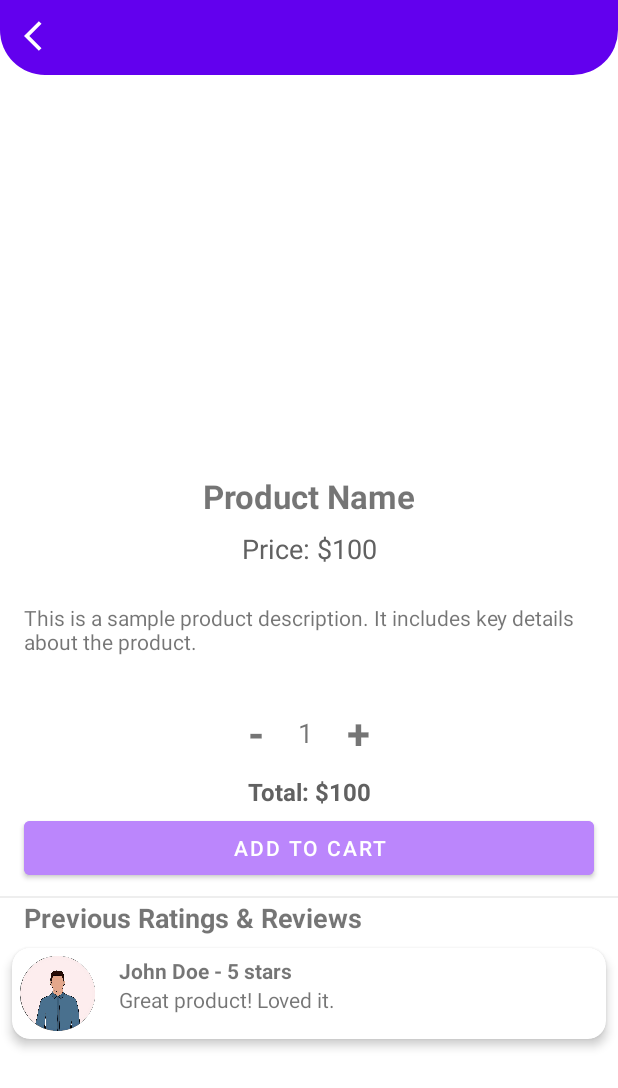
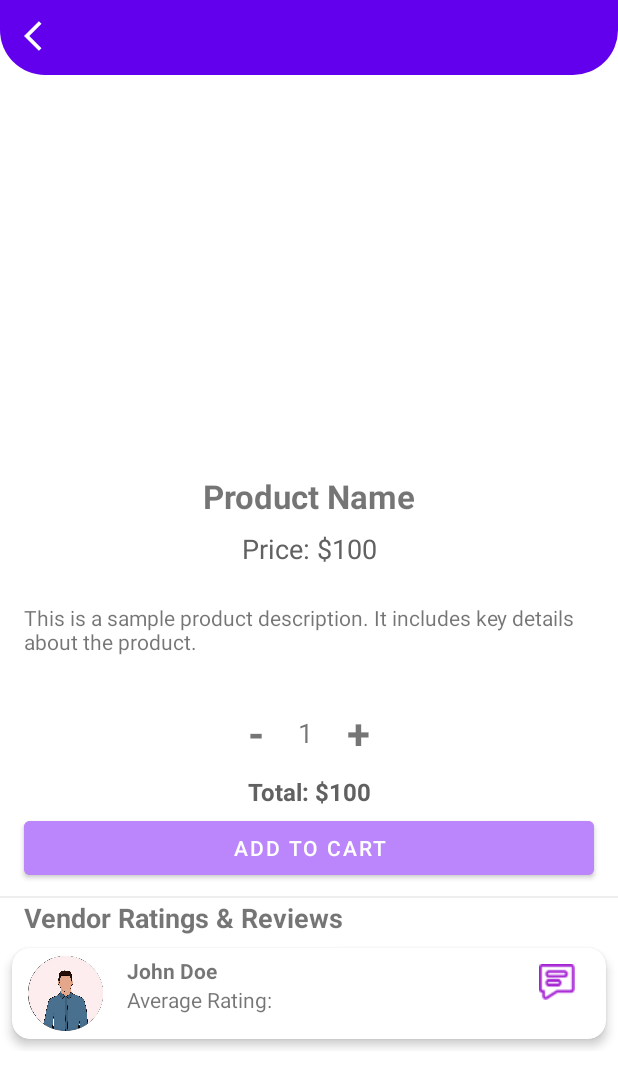
Before and after one commit to AbishekPerera/EAD_online_shop, an Android app: the ViewItemActivity screen opened directly, with no data from a screen before it, on a phone screen of 412 x 824 dp. Shown: the top 1088 px of the screen. Run offline under Robolectric (Android 15) with nearby library versions, the phone set to English and light mode, and no system bars; pictures from the network do not load.

Commit message:
vender rating view function

```diff
--- a/app/src/main/java/com/example/onlineshop/ViewItemActivity.java
+++ b/app/src/main/java/com/example/onlineshop/ViewItemActivity.java
@@ -1,13 +1,14 @@
 package com.example.onlineshop;
 
 import android.content.Context;
-import android.content.Intent;
 import android.content.SharedPreferences;
 import android.os.Bundle;
 import android.util.Log;
+import android.view.LayoutInflater;
 import android.view.View;
 import android.widget.Button;
 import android.widget.ImageView;
+import android.widget.LinearLayout;
 import android.widget.TextView;
 import android.widget.Toast;
 
@@ -19,6 +20,8 @@ import com.example.onlineshop.models.ProductItem;
 import com.example.onlineshop.retrofit.ApiService;
 import com.example.onlineshop.retrofit.RetrofitClient;
 
+import java.util.List;
+
 import retrofit2.Call;
 import retrofit2.Callback;
 import retrofit2.Response;
@@ -27,8 +30,9 @@ public class ViewItemActivity extends AppCompatActivity {
 
     private ImageView productImage, backButton;
     private TextView productName, productDescription, productPrice, itemQuantity, increaseQuantity, decreaseQuantity,
-            totalPrice;
+            totalPrice, vendorNameViewProduct, vendorRatingViewProduct;
     private Button addToCartButton;
+    private LinearLayout reviewSectionViewProduct;
     private int quantity = 1;
     private ApiService apiService;
 
@@ -48,13 +52,15 @@ public class ViewItemActivity extends AppCompatActivity {
         decreaseQuantity = findViewById(R.id.decreaseQuantity);
         addToCartButton = findViewById(R.id.addToCartButton);
         backButton = findViewById(R.id.backButton);
+        vendorNameViewProduct = findViewById(R.id.vendorNameViewProduct);
+        vendorRatingViewProduct = findViewById(R.id.vendorRatingViewProduct);
+        reviewSectionViewProduct = findViewById(R.id.reviewSectionViewProduct);
 
         // Initialize API service
         apiService = RetrofitClient.getClient("http://10.0.2.2:5163/api/").create(ApiService.class);
 
         // Get productId from intent
-        Intent intent = getIntent();
-        String productId = intent.getStringExtra("productId");
+        String productId = getIntent().getStringExtra("productId");
 
         // Fetch product details from the API
         fetchProductDetails(productId);
@@ -121,6 +127,39 @@ public class ViewItemActivity extends AppCompatActivity {
                     .load(product.getImages().get(0))
                     .into(productImage);
         }
+
+        // Update vendor info
+        if (product.getVendor() != null) {
+            vendorNameViewProduct.setText("Vendor: " + product.getVendor().getName());
+            vendorRatingViewProduct.setText("Average Rating: " + product.getVendor().getRatings().getAverage() + "/5");
+
+            // Display user comments
+            List<ProductItem.Vendor.Comment> comments = product.getVendor().getComments();
+            displayUserComments(comments);
+        }
+    }
+
+    // Display user comments in the review section
+    private void displayUserComments(List<ProductItem.Vendor.Comment> comments) {
+        reviewSectionViewProduct.removeAllViews();  // Clear previous reviews
+
+        LayoutInflater inflater = LayoutInflater.from(this);
+        for (ProductItem.Vendor.Comment comment : comments) {
+            // Inflate a new view for each comment
+            View reviewView = inflater.inflate(R.layout.item_review, reviewSectionViewProduct, false);
+
+            TextView commentText = reviewView.findViewById(R.id.commentText);
+            TextView commentDate = reviewView.findViewById(R.id.commentDate);
+            TextView commenterName = reviewView.findViewById(R.id.commenterName);
+
+            // Set the comment, commenter's name (anonymous), and date
+            commentText.setText(comment.getComment());
+            commentDate.setText(comment.getCreatedAt().toString());
+            commenterName.setText("Anonymous");
+
+            // Add the review view to the review section
+            reviewSectionViewProduct.addView(reviewView);
+        }
     }
 
     // Update the total price when quantity changes
@@ -164,5 +203,4 @@ public class ViewItemActivity extends AppCompatActivity {
             Toast.makeText(ViewItemActivity.this, "All items added to cart", Toast.LENGTH_SHORT).show();
         }
     }
-
 }
--- /dev/null
+++ b/app/src/main/res/drawable/rounded_corner_cards2.xml
@@ -0,0 +1,5 @@
+<shape xmlns:android="http://schemas.android.com/apk/res/android">
+    <solid android:color="@android:color/white" />
+    <stroke android:width="1dp" android:color="@android:color/darker_gray" />
+    <corners android:radius="10dp" />
+</shape>
--- a/app/src/main/res/layout/activity_view_item.xml
+++ b/app/src/main/res/layout/activity_view_item.xml
@@ -1,10 +1,14 @@
 <?xml version="1.0" encoding="utf-8"?>
-<androidx.constraintlayout.widget.ConstraintLayout xmlns:android="http://schemas.android.com/apk/res/android"
+<androidx.core.widget.NestedScrollView xmlns:android="http://schemas.android.com/apk/res/android"
     xmlns:app="http://schemas.android.com/apk/res-auto"
     xmlns:tools="http://schemas.android.com/tools"
     android:layout_width="match_parent"
     android:layout_height="match_parent"
     tools:context=".ViewItemActivity">
+
+    <androidx.constraintlayout.widget.ConstraintLayout
+        android:layout_width="match_parent"
+        android:layout_height="wrap_content">
 
         <!-- Top Bar -->
         <View
@@ -17,8 +21,6 @@
             app:layout_constraintTop_toTopOf="parent" />
 
         <!-- Back Button -->
-
-    <!-- Product Image -->
         <ImageView
             android:id="@+id/backButton"
             android:layout_width="24dp"
@@ -31,6 +33,7 @@
             app:layout_constraintTop_toTopOf="parent"
             app:tint="@android:color/white" />
 
+        <!-- Product Image -->
         <ImageView
             android:id="@+id/productImage"
             android:layout_width="0dp"
@@ -177,25 +180,52 @@
             android:layout_height="wrap_content"
             android:layout_marginStart="16dp"
             android:layout_marginTop="10dp"
-        android:text="Previous Ratings &amp; Reviews"
+            android:text="Vendor Ratings &amp; Reviews"
             android:textSize="18sp"
             android:textStyle="bold"
             app:layout_constraintStart_toStartOf="parent"
             app:layout_constraintTop_toBottomOf="@id/addToCartButton" />
 
+<!--        &lt;!&ndash; Vendor Information &ndash;&gt;-->
+<!--        <TextView-->
+<!--            android:id="@+id/vendorNameViewProduct"-->
+<!--            android:layout_width="wrap_content"-->
+<!--            android:layout_height="wrap_content"-->
+<!--            android:layout_marginStart="16dp"-->
+<!--            android:text="Vendor: Anonymous"-->
+<!--            android:textSize="14sp"-->
+<!--            app:layout_constraintStart_toStartOf="parent"-->
+<!--            app:layout_constraintTop_toBottomOf="@id/reviewsTitle" />-->
+
+<!--        <TextView-->
+<!--            android:id="@+id/vendorRatingViewProduct"-->
+<!--            android:layout_width="wrap_content"-->
+<!--            android:layout_height="wrap_content"-->
+<!--            android:layout_marginStart="16dp"-->
+<!--            android:text="Average Rating: 5/5"-->
+<!--            android:textSize="14sp"-->
+<!--            app:layout_constraintStart_toStartOf="parent"-->
+<!--            app:layout_constraintTop_toBottomOf="@id/vendorNameViewProduct" />-->
+
         <!-- Review Section (with Circular Profile Image and Rounded CardView) -->
         <androidx.cardview.widget.CardView
+            android:id="@+id/vendorRatingViewProductCard"
             android:layout_width="match_parent"
             android:layout_height="wrap_content"
             android:layout_margin="8dp"
+            android:layout_marginStart="10dp"
+            android:layout_marginEnd="10dp"
             android:padding="16dp"
             app:cardCornerRadius="12dp"
             app:cardElevation="4dp"
+            app:layout_constraintEnd_toEndOf="parent"
+            app:layout_constraintStart_toStartOf="parent"
             app:layout_constraintTop_toBottomOf="@id/reviewsTitle">
 
             <LinearLayout
                 android:layout_width="match_parent"
                 android:layout_height="wrap_content"
+                android:layout_marginHorizontal="5dp"
                 android:orientation="horizontal"
                 android:padding="5dp">
 
@@ -218,17 +248,49 @@
                     android:orientation="vertical">
 
                     <TextView
+                        android:id="@+id/vendorNameViewProduct"
                         android:layout_width="wrap_content"
                         android:layout_height="wrap_content"
-                    android:text="John Doe - 5 stars"
+                        android:text="John Doe"
                         android:textStyle="bold" />
 
                     <TextView
+                        android:id="@+id/vendorRatingViewProduct"
                         android:layout_width="wrap_content"
                         android:layout_height="wrap_content"
-                    android:text="Great product! Loved it." />
+                        android:text="Average Rating: " />
                 </LinearLayout>
+
+                <!-- spaceer and add rating icon  -->
+                <Space
+                    android:layout_width="0dp"
+                    android:layout_height="0dp"
+                    android:layout_weight="1" />
+
+                <ImageView
+                    android:id="@+id/addRating"
+                    android:layout_width="24dp"
+                    android:layout_height="24dp"
+                    android:layout_marginTop="5dp"
+                    android:layout_marginEnd="10dp"
+                    android:contentDescription="Add Rating"
+                    android:src="@drawable/review" />
+
             </LinearLayout>
         </androidx.cardview.widget.CardView>
 
+        <!-- Reviews Section -->
+        <LinearLayout
+            android:id="@+id/reviewSectionViewProduct"
+            android:layout_width="match_parent"
+            android:layout_height="wrap_content"
+            android:layout_margin="8dp"
+            android:layout_marginStart="8dp"
+            android:layout_marginEnd="8dp"
+            android:orientation="vertical"
+            app:layout_constraintEnd_toEndOf="parent"
+            app:layout_constraintStart_toStartOf="parent"
+            app:layout_constraintTop_toBottomOf="@id/vendorRatingViewProductCard"></LinearLayout>
+
     </androidx.constraintlayout.widget.ConstraintLayout>
+</androidx.core.widget.NestedScrollView>
```
Also changed, not shown: app/src/main/res/layout/item_review.xml (added, +40 -0 lines). Lines whose indentation alone changed are shown as unchanged.
